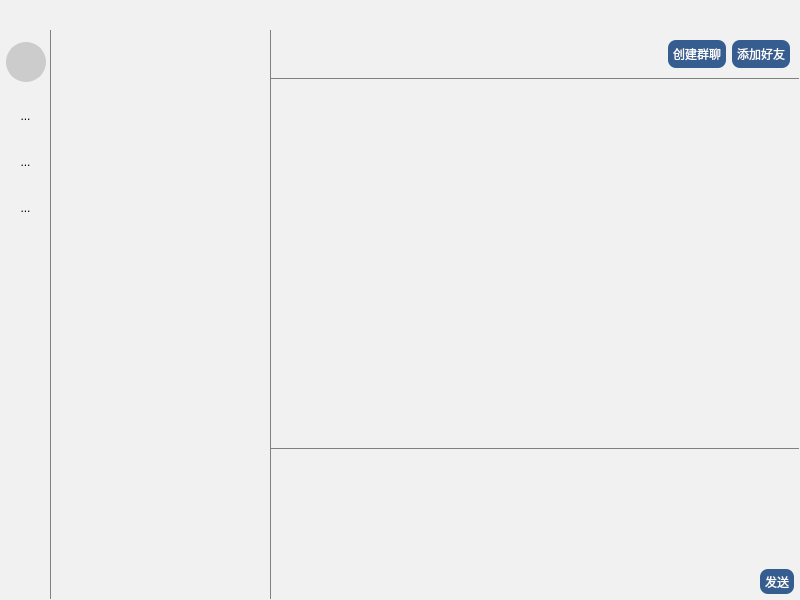
The window that AllChatClient/mainwindow.ui (siju-m/AllChat) describes before a commit, drawn with Qt 5.
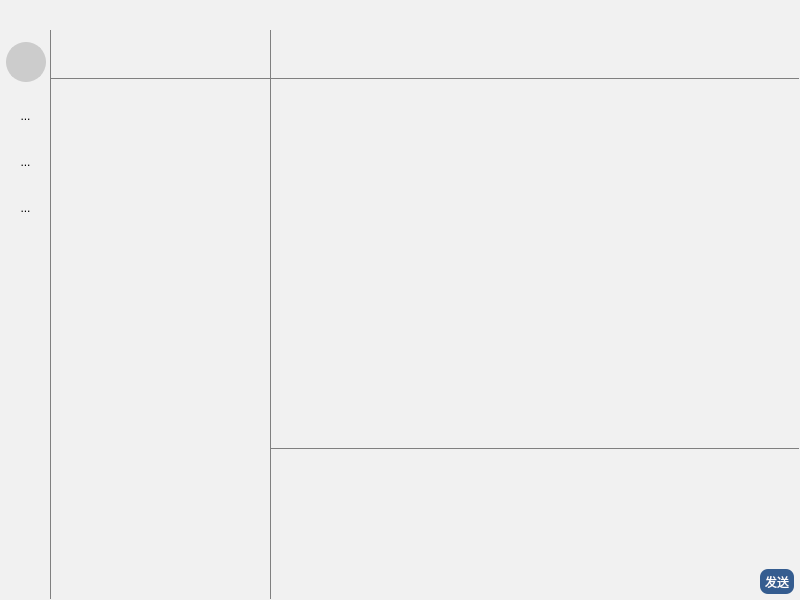
The same window after the commit. Icons and pictures are not drawn. Custom widgets are drawn as their Qt base class.

What changed in the file:
```diff
--- a/AllChatClient/mainwindow.ui
+++ b/AllChatClient/mainwindow.ui
@@ -402,10 +402,65 @@
        </widget>
       </item>
       <item>
+       <widget class="QWidget" name="viewList" native="true">
+        <property name="minimumSize">
+         <size>
+          <width>0</width>
+          <height>0</height>
+         </size>
+        </property>
+        <property name="maximumSize">
+         <size>
+          <width>220</width>
+          <height>16777215</height>
+         </size>
+        </property>
+        <property name="styleSheet">
+         <string notr="true">#viewList { 
+border: none;
+border-right: 1px solid gray;  /*只保留右边边框 */
+}</string>
+        </property>
+        <layout class="QVBoxLayout" name="verticalLayout_10">
+         <property name="spacing">
+          <number>3</number>
+         </property>
+         <property name="leftMargin">
+          <number>0</number>
+         </property>
+         <property name="topMargin">
+          <number>0</number>
+         </property>
+         <property name="rightMargin">
+          <number>1</number>
+         </property>
+         <property name="bottomMargin">
+          <number>0</number>
+         </property>
+         <item>
+          <widget class="SearchBar" name="chatSearch" native="true">
+           <property name="minimumSize">
+            <size>
+             <width>0</width>
+             <height>45</height>
+            </size>
+           </property>
+           <property name="maximumSize">
+            <size>
+             <width>220</width>
+             <height>45</height>
+            </size>
+           </property>
+           <property name="styleSheet">
+            <string notr="true"/>
+           </property>
+          </widget>
+         </item>
+         <item>
        <widget class="QStackedWidget" name="stackedList">
         <property name="minimumSize">
          <size>
-          <width>220</width>
+             <width>0</width>
           <height>0</height>
          </size>
         </property>
@@ -416,7 +471,11 @@
          </size>
         </property>
         <property name="styleSheet">
-         <string notr="true">QScrollBar:vertical {
+            <string notr="true">#stackedList { 
+border: none;
+border-top: 1px solid gray;  /*只保留右边边框 */
+}
+QScrollBar:vertical {
     border: none;
     background: #f0f0f0;
     width: 10px;
@@ -453,6 +512,9 @@
         </property>
         <widget class="QWidget" name="page">
          <layout class="QVBoxLayout" name="verticalLayout_7">
+             <property name="spacing">
+              <number>0</number>
+             </property>
           <property name="leftMargin">
            <number>0</number>
           </property>
@@ -470,7 +532,6 @@
             <property name="styleSheet">
              <string notr="true">QListView { 
 border: none;
-border-right: 1px solid gray;  /*只保留右边边框 */
 }</string>
             </property>
            </widget>
@@ -535,6 +596,9 @@
           </item>
          </layout>
         </widget>
+          </widget>
+         </item>
+        </layout>
        </widget>
       </item>
       <item>
@@ -642,93 +706,6 @@
                  </property>
                 </spacer>
                </item>
-               <item>
-                <widget class="QPushButton" name="createGroup">
-                 <property name="styleSheet">
-                  <string notr="true">/**正常情况下样式**/
-QPushButton{
-	font: 10pt &quot;微软雅黑&quot;;
-    color: white;
-    background-color: rgb(53, 93, 144);
-	color: rgb(255, 255, 255);
-    border-radius: 8px;
-    border-style: none;
-    border-width: 1px;
-    padding: 5px;
-}
-
-/**鼠标停留在按钮上的样式**/
-QPushButton::hover{	
-    color: #FFFFFF;
-    background-color: rgb(93, 125, 166);
-    border-color: #2f3640;
-}
-
-/**鼠标按压下去的样式**/
-QPushButton::pressed,QPushButton::checked{
-    color: #FFFFFF;
-    background-color: qlineargradient(spread:pad, x1:0, y1:0, x2:0, y2:1, stop:0 #273c75, stop:1 #487eb0);
-}
-
-/**按钮失能情况下样式**/
-QPushButton::disabled{
-    color: #FFFFFF;
-    background-color: #dcdde1;
-    border-color: #dcdde1;
-}
-</string>
-                 </property>
-                 <property name="text">
-                  <string>创建群聊</string>
-                 </property>
-                </widget>
-               </item>
-               <item>
-                <widget class="QPushButton" name="addFriends">
-                 <property name="styleSheet">
-                  <string notr="true">/**正常情况下样式**/
-QPushButton{
-	font: 10pt &quot;微软雅黑&quot;;
-    color: white;
-    background-color: rgb(53, 93, 144);
-	color: rgb(255, 255, 255);
-    border-radius: 8px;
-    border-style: none;
-    border-width: 1px;
-    padding: 5px;
-}
-
-/**鼠标停留在按钮上的样式**/
-QPushButton::hover{	
-    color: #FFFFFF;
-    background-color: rgb(93, 125, 166);
-    border-color: #2f3640;
-}
-
-/**鼠标按压下去的样式**/
-QPushButton::pressed,QPushButton::checked{
-    color: #FFFFFF;
-    background-color: qlineargradient(spread:pad, x1:0, y1:0, x2:0, y2:1, stop:0 #273c75, stop:1 #487eb0);
-}
-
-/**按钮失能情况下样式**/
-QPushButton::disabled{
-    color: #FFFFFF;
-    background-color: #dcdde1;
-    border-color: #dcdde1;
-}
-</string>
-                 </property>
-                 <property name="text">
-                  <string>添加好友</string>
-                 </property>
-                 <property name="icon">
-                  <iconset>
-                   <normalon>:/Icon/user-add.png</normalon>
-                  </iconset>
-                 </property>
-                </widget>
-               </item>
               </layout>
              </widget>
             </item>
@@ -1184,6 +1161,12 @@
    <extends>QLabel</extends>
    <header>View/Components/avatarlabel.h</header>
   </customwidget>
+  <customwidget>
+   <class>SearchBar</class>
+   <extends>QWidget</extends>
+   <header>View/searchbar.h</header>
+   <container>1</container>
+  </customwidget>
  </customwidgets>
  <resources/>
  <connections/>
```
Left out of the diff: 5 changed lines with no effect on the pictures. Lines whose indentation alone changed are shown as unchanged.
